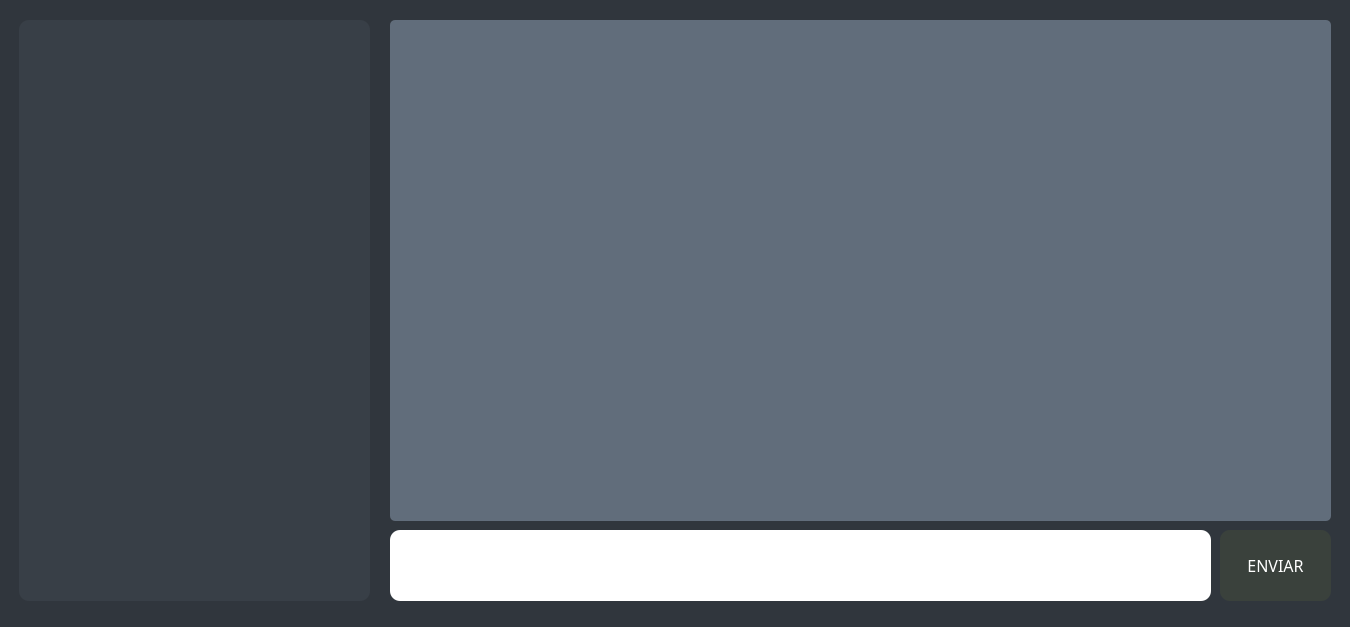
First picture: the form in chat.ui, repository mosaviczki/RMI-Chat-Python, before the edit.
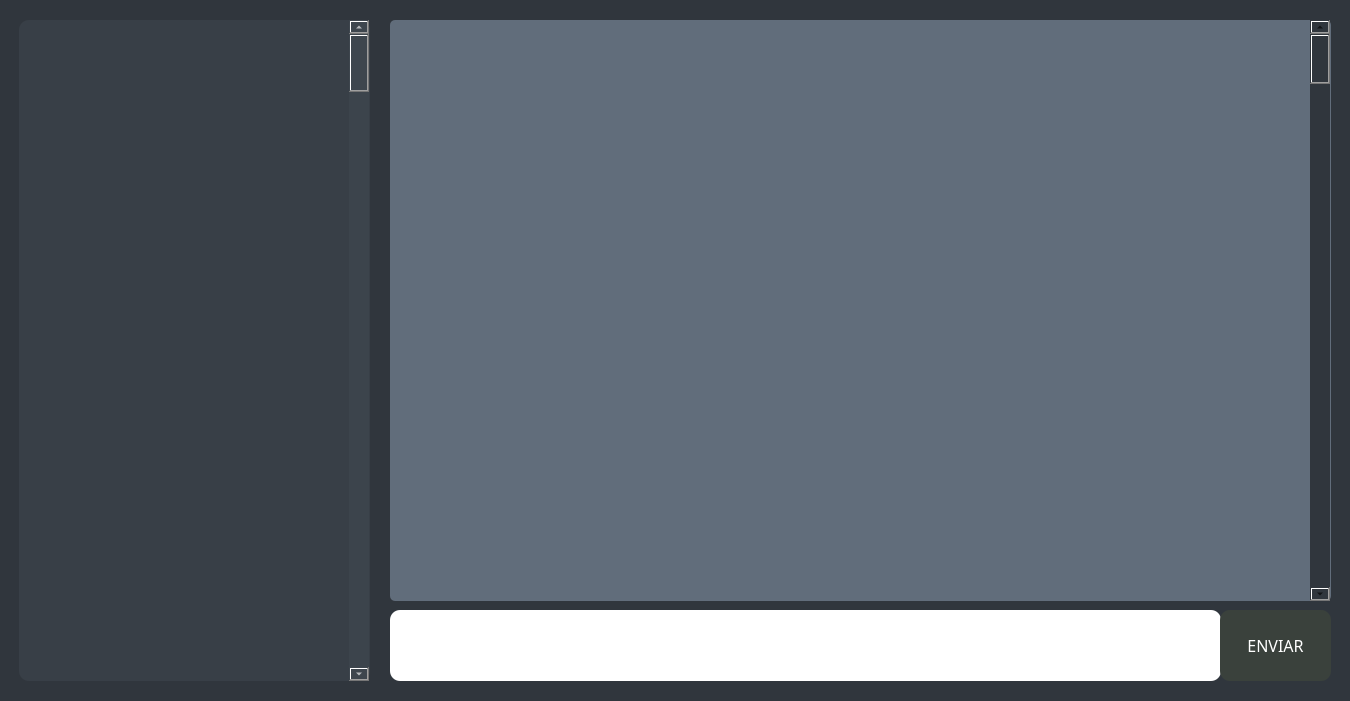
Second picture: the form after the edit.

Patch:
```diff
--- a/chat.ui
+++ b/chat.ui
@@ -7,7 +7,7 @@
     <x>0</x>
     <y>0</y>
     <width>1350</width>
-    <height>627</height>
+    <height>701</height>
    </rect>
   </property>
   <property name="windowTitle">
@@ -23,7 +23,7 @@
      <x>19</x>
      <y>20</y>
      <width>351</width>
-     <height>581</height>
+     <height>661</height>
     </rect>
    </property>
    <property name="sizePolicy">
@@ -37,32 +37,29 @@
 border-radius: 10px;
 color: rgb(255, 255, 255);</string>
    </property>
-  </widget>
-  <widget class="QWidget" name="widget_2" native="true">
-   <property name="geometry">
-    <rect>
-     <x>390</x>
-     <y>20</y>
-     <width>941</width>
-     <height>501</height>
-    </rect>
-   </property>
-   <property name="sizePolicy">
-    <sizepolicy hsizetype="Expanding" vsizetype="Preferred">
-     <horstretch>0</horstretch>
-     <verstretch>0</verstretch>
-    </sizepolicy>
-   </property>
-   <property name="styleSheet">
-    <string notr="true">background-color: rgba(102, 115, 130, 0.9);
+   <widget class="QScrollBar" name="verticalScrollBar_2">
+    <property name="geometry">
+     <rect>
+      <x>330</x>
+      <y>0</y>
+      <width>20</width>
+      <height>661</height>
+     </rect>
+    </property>
+    <property name="styleSheet">
+     <string notr="true">
 border-radius: 5px</string>
-   </property>
+    </property>
+    <property name="orientation">
+     <enum>Qt::Vertical</enum>
+    </property>
+   </widget>
   </widget>
   <widget class="QPushButton" name="pushButton">
    <property name="geometry">
     <rect>
      <x>1220</x>
-     <y>530</y>
+     <y>610</y>
      <width>111</width>
      <height>71</height>
     </rect>
@@ -92,8 +89,8 @@
    <property name="geometry">
     <rect>
      <x>390</x>
-     <y>530</y>
-     <width>821</width>
+     <y>610</y>
+     <width>831</width>
      <height>71</height>
     </rect>
    </property>
@@ -102,6 +99,37 @@
 border-radius:10px;</string>
    </property>
   </widget>
+  <widget class="QTextEdit" name="textEdit_2">
+   <property name="geometry">
+    <rect>
+     <x>390</x>
+     <y>20</y>
+     <width>941</width>
+     <height>581</height>
+    </rect>
+   </property>
+   <property name="styleSheet">
+    <string notr="true">background-color: rgba(102, 115, 130, 0.9);
+border-radius: 5px</string>
+   </property>
+  </widget>
+  <widget class="QScrollBar" name="verticalScrollBar">
+   <property name="geometry">
+    <rect>
+     <x>1310</x>
+     <y>20</y>
+     <width>20</width>
+     <height>581</height>
+    </rect>
+   </property>
+   <property name="styleSheet">
+    <string notr="true">
+border-radius: 5px</string>
+   </property>
+   <property name="orientation">
+    <enum>Qt::Vertical</enum>
+   </property>
+  </widget>
   <zorder>textEdit</zorder>
   <zorder>widget</zorder>
   <zorder>widget_2</zorder>
```
Left out of the diff: 3 changed lines with no effect on the pictures.
